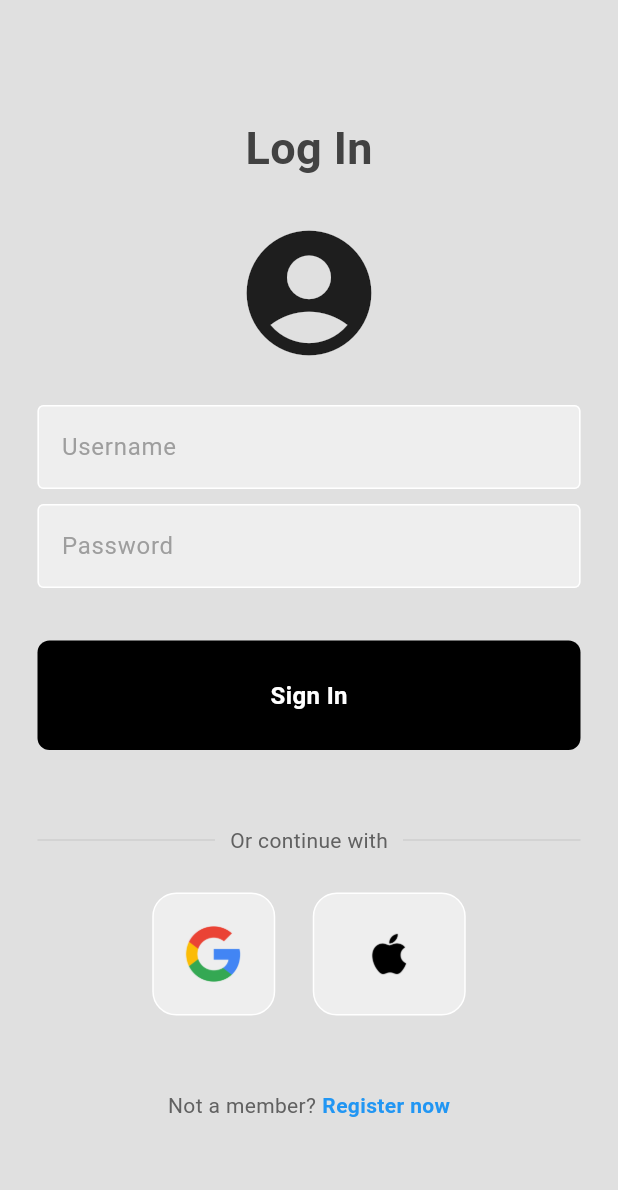
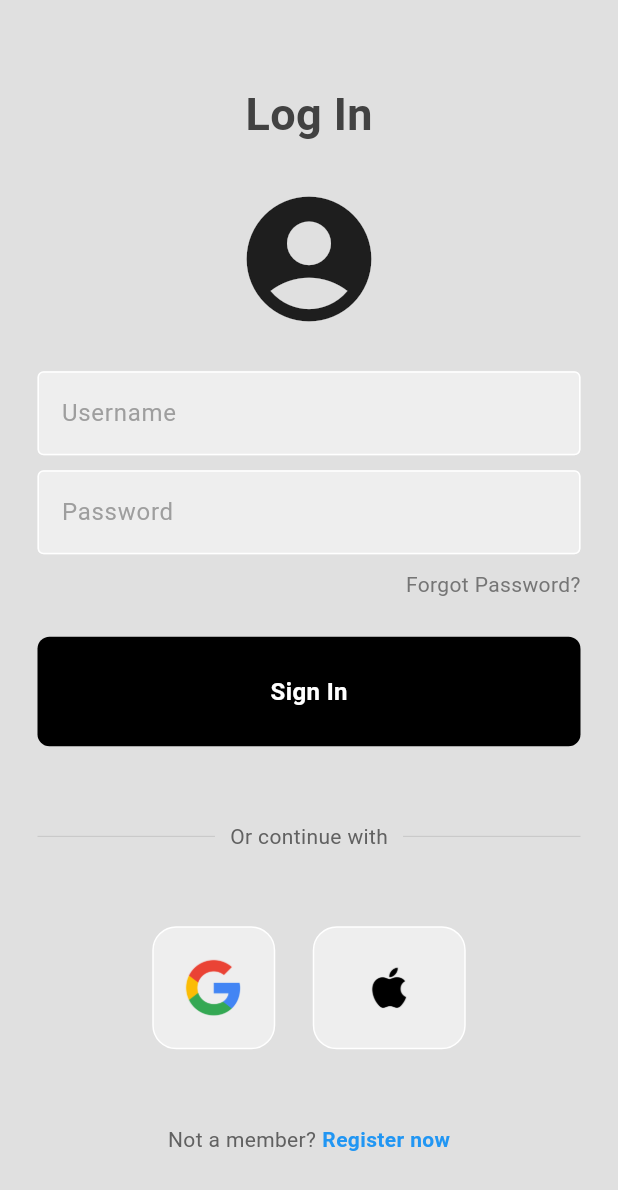
Before and after one commit to Alvitronex/app_medicine, a Flutter app: the screen it shows after launch, on a phone screen of 412 x 824 dp. Shown: the top 1190 px of the screen. Run offline on Flutter 3.47's test engine with Material 3 defaults, Android fonts, the phone set to English and light mode, and no system bars.

Commit message:
modifided the LoginPage

```diff
--- a/lib/pages/LoginPage.dart
+++ b/lib/pages/LoginPage.dart
@@ -52,7 +52,20 @@ class LoginPage extends StatelessWidget {
                   obscureText: true,
                 ),
                 const SizedBox(height: 10),
-
+                Padding(
+                  padding: const EdgeInsets.symmetric(horizontal: 25.0),
+                  child: Row(
+                    mainAxisAlignment: MainAxisAlignment.end,
+                    children: [
+                      Text(
+                        'Forgot Password?',
+                        style: TextStyle(
+                          color: Colors.grey[600],
+                        ),
+                      )
+                    ],
+                  ),
+                ),
                 const SizedBox(height: 25),
                 MyButton(
                   onTap: singnUserIn,
@@ -87,7 +100,7 @@ class LoginPage extends StatelessWidget {
                     ],
                   ),
                 ),
-                const SizedBox(height: 25),
+                const SizedBox(height: 50),
 
                 //icon apple + google
                 const Row(
@@ -105,16 +118,17 @@ class LoginPage extends StatelessWidget {
                 ),
 
                 const SizedBox(height: 50),
-                GestureDetector(
-                  onTap: () {
-                    Navigator.push(
-                      context,
-                      MaterialPageRoute(
-                        builder: (context) => SignupPage(),
-                      ),
-                    );
-                  },
-                  child: Row(
+                // GestureDetector(
+                //   onTap: () {
+                //     Navigator.push(
+                //       context,
+                //       MaterialPageRoute(
+                //         builder: (context) => SignupPage(),
+                //       ),
+                //     );
+                //   },
+                // child:
+                Row(
                   mainAxisAlignment: MainAxisAlignment.center,
                   children: [
                     Text(
@@ -128,7 +142,7 @@ class LoginPage extends StatelessWidget {
                           color: Colors.blue, fontWeight: FontWeight.bold),
                     ),
                   ],
-                  ),
+                  // ),
                 ),
               ],
             ),
```
Lines whose indentation alone changed are shown as unchanged.
